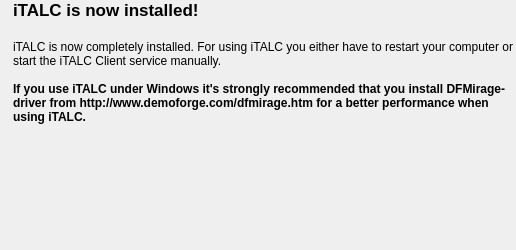
Qt form setup/dialogs/page_setup_finished.ui (veyon/veyon) before a commit.
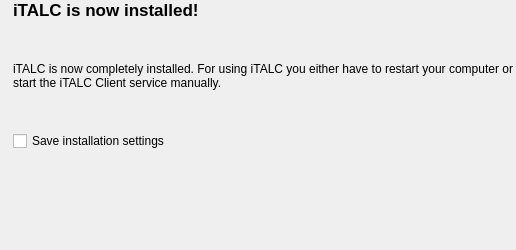
The same form after that commit. Icons and pictures are not drawn.

Commit message: first initial (incomplete) support for auto-setup

The edit to the form file:
```diff
--- a/setup/dialogs/page_setup_finished.ui
+++ b/setup/dialogs/page_setup_finished.ui
@@ -58,18 +58,20 @@
         </sizepolicy>
        </property>
        <property name="text" >
-        <string>&lt;html>&lt;head>&lt;meta name="qrichtext" content="1" />&lt;style type="text/css">
-p, li { white-space: pre-wrap; }
-&lt;/style>&lt;/head>&lt;body style=" font-family:'Sans Serif'; font-size:9pt; font-weight:400; font-style:normal; text-decoration:none;">
-&lt;p style=" margin-top:0px; margin-bottom:0px; margin-left:0px; margin-right:0px; -qt-block-indent:0; text-indent:0px;">iTALC is now completely installed. For using iTALC you either have to restart your computer or start the iTALC Client service manually.&lt;/p>
-&lt;p style="-qt-paragraph-type:empty; margin-top:0px; margin-bottom:0px; margin-left:0px; margin-right:0px; -qt-block-indent:0; text-indent:0px;">&lt;/p>
-&lt;p style=" margin-top:0px; margin-bottom:0px; margin-left:0px; margin-right:0px; -qt-block-indent:0; text-indent:0px;">&lt;span style=" font-weight:600;">If you use iTALC under Windows it's strongly recommended that you install DFMirage-driver from http://www.demoforge.com/dfmirage.htm for a better performance when using iTALC.&lt;/span>&lt;/p>&lt;/body>&lt;/html></string>
+        <string>iTALC is now completely installed. For using iTALC you either have to restart your computer or start the iTALC Client service manually.</string>
        </property>
        <property name="wordWrap" >
         <bool>true</bool>
        </property>
       </widget>
      </item>
+     <item>
+      <widget class="QCheckBox" name="saveInstallSettings" >
+       <property name="text" >
+        <string>Save installation settings</string>
+       </property>
+      </widget>
+     </item>
      <item>
       <spacer>
        <property name="orientation" >
```
The commit also changes 4 other files.
